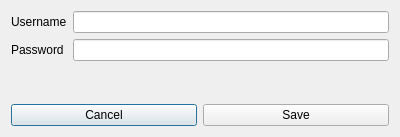
This is accountdialog.ui in Etenil/kutemail as Qt 5 draws it before an edit. The edited form follows.
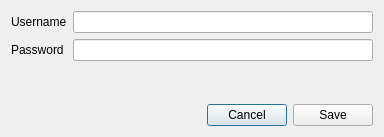
This is the edited form. Icons and pictures are not drawn.

Diff of the .ui file:
```diff
--- a/accountdialog.ui
+++ b/accountdialog.ui
@@ -6,7 +6,7 @@
    <rect>
     <x>0</x>
     <y>0</y>
-    <width>400</width>
+    <width>384</width>
     <height>137</height>
    </rect>
   </property>
@@ -44,6 +44,19 @@
    </item>
    <item>
     <layout class="QHBoxLayout" name="horizontalLayout_3">
+     <item>
+      <spacer name="horizontalSpacer">
+       <property name="orientation">
+        <enum>Qt::Horizontal</enum>
+       </property>
+       <property name="sizeHint" stdset="0">
+        <size>
+         <width>40</width>
+         <height>20</height>
+        </size>
+       </property>
+      </spacer>
+     </item>
      <item>
       <widget class="QPushButton" name="btnCancel">
        <property name="text">
```
Left out of the diff: 6 changed lines with no effect on the pictures.
